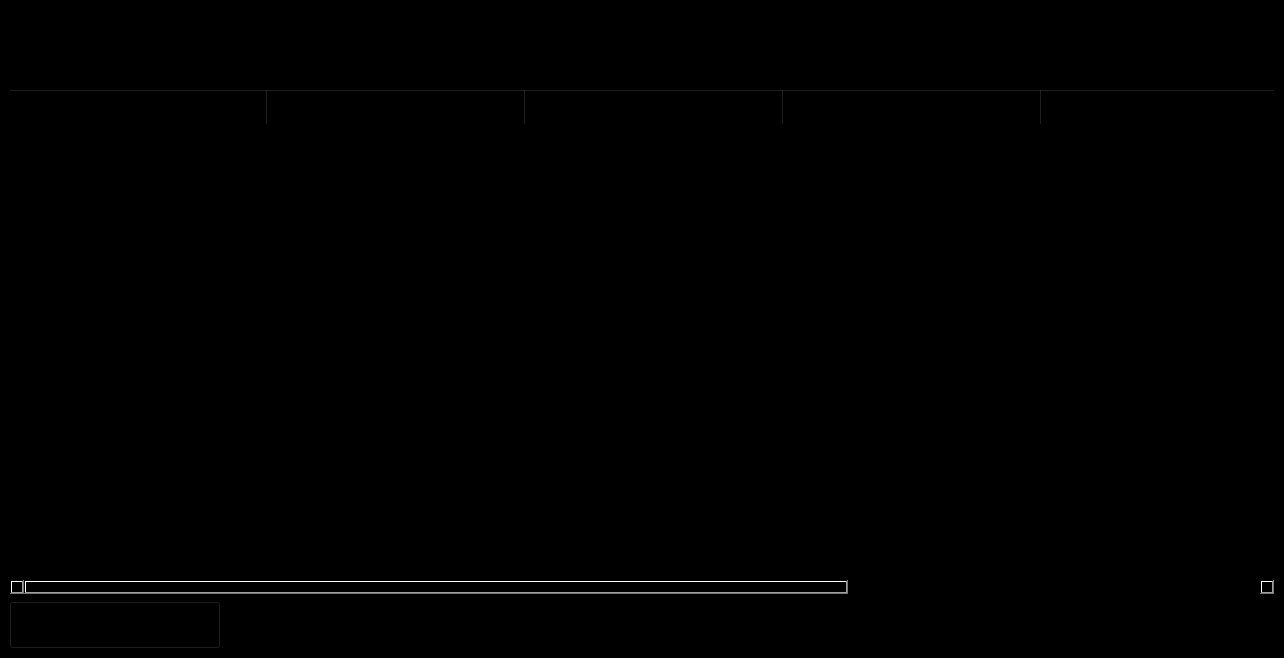
This is orders.ui in acmpesuecc/GrowPal as Qt 5 draws it before an edit. The edited form follows.
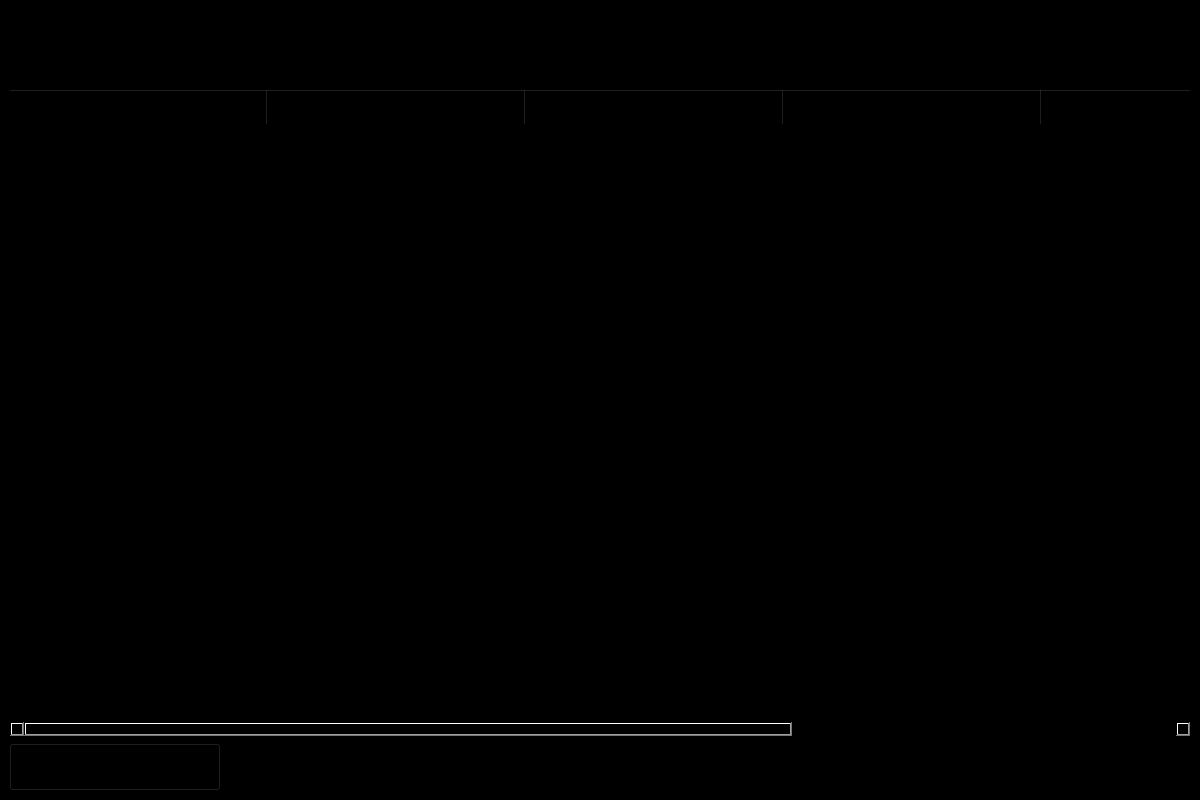
This is the edited form. Icons and pictures are not drawn.

```diff
--- a/orders.ui
+++ b/orders.ui
@@ -6,10 +6,16 @@
    <rect>
     <x>0</x>
     <y>0</y>
-    <width>1284</width>
-    <height>658</height>
+    <width>1200</width>
+    <height>800</height>
    </rect>
   </property>
+  <property name="minimumSize">
+   <size>
+    <width>1200</width>
+    <height>800</height>
+   </size>
+  </property>
   <property name="windowTitle">
    <string>MainWindow</string>
   </property>
```
